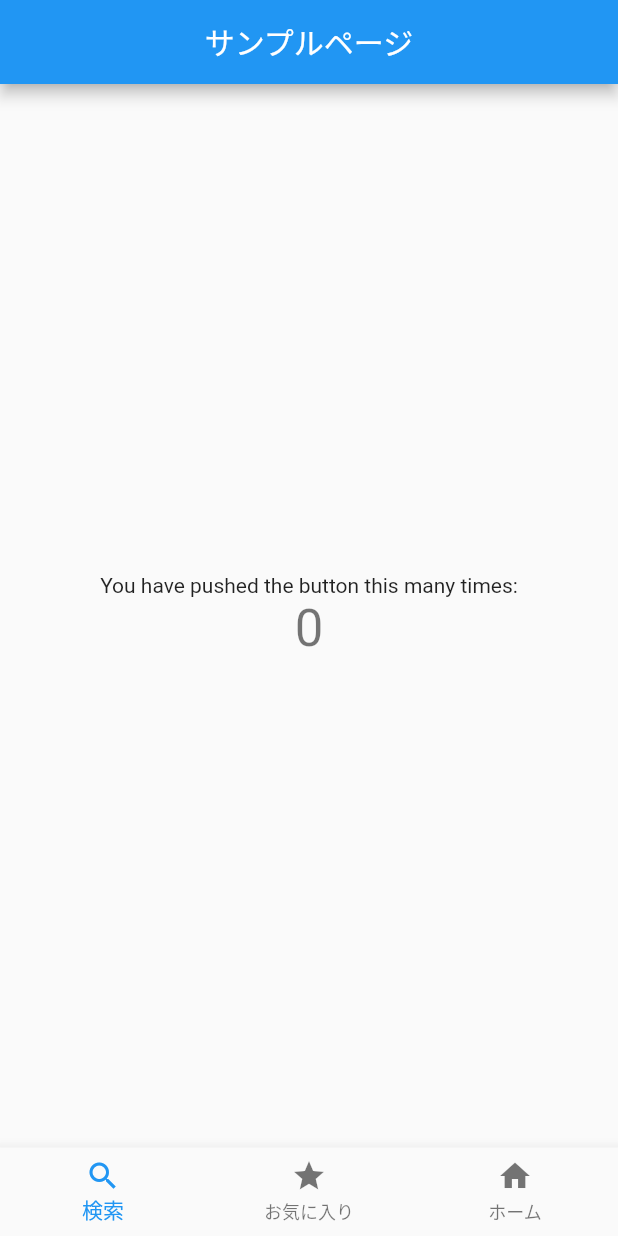
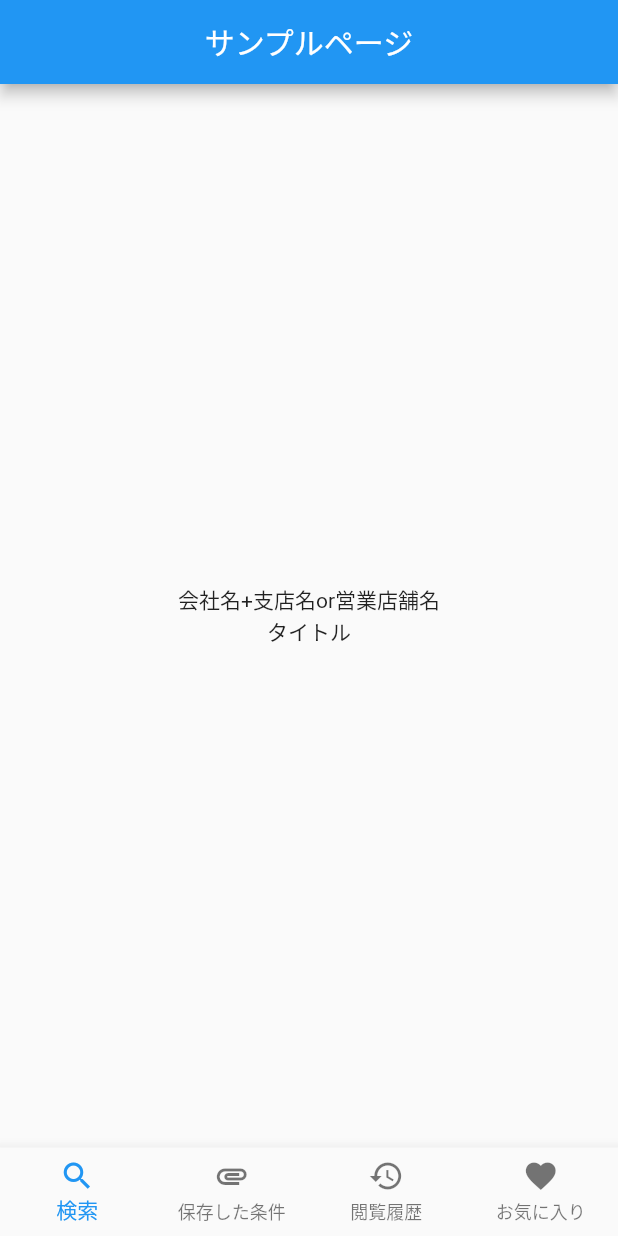
Before and after one commit to kyoF/flutter-prac, a Flutter app: the screen it shows after launch, on a phone screen of 412 x 824 dp. Run offline on Flutter 3.47's test engine with Material 2 defaults, Android fonts, the phone set to English and light mode, and no system bars; our stand-ins replace google_fonts.

Commit message:
とりあえず途中まで終わったのでpush

```diff
--- a/lib/main.dart
+++ b/lib/main.dart
@@ -1,5 +1,6 @@
 import 'package:flutter/material.dart';
 import 'package:hello_world_from_flutter/footer.dart';
+import 'package:google_fonts/google_fonts.dart';
 
 void main() {
   runApp(const MyApp());
@@ -13,8 +14,9 @@ class MyApp extends StatelessWidget {
     return MaterialApp(
       title: 'Flutter Demo',
       theme: ThemeData(
-        primarySwatch: Colors.blue,
-      ),
+          primarySwatch: Colors.blue,
+          textTheme: GoogleFonts.notoSansJavaneseTextTheme(
+              Theme.of(context).textTheme)),
       home: const MyHomePage(title: 'サンプルページ'),
     );
   }
@@ -28,14 +30,6 @@ class MyHomePage extends StatefulWidget {
 }
 
 class _MyHomePageState extends State<MyHomePage> {
-  int _counter = 0;
-
-  void _incrementCounter() {
-    setState(() {
-      _counter++;
-    });
-  }
-
   @override
   Widget build(BuildContext context) {
     return Scaffold(
@@ -44,19 +38,13 @@ class _MyHomePageState extends State<MyHomePage> {
         title: Text(widget.title),
       ),
       body: Center(
-        child: Column(
-          mainAxisAlignment: MainAxisAlignment.center,
-          children: <Widget>[
-            const Text(
-              'You have pushed the button this many times:',
-            ),
-            Text(
-              '$_counter',
-              style: Theme.of(context).textTheme.headline4,
-            ),
-          ],
-        ),
-      ),
+          child: Column(
+        mainAxisAlignment: MainAxisAlignment.center,
+        children: <Widget>[
+          Text('会社名+支店名or営業店舗名'),
+          Text('タイトル'),
+        ],
+      )),
       bottomNavigationBar: Footer(),
     );
   }
--- a/pubspec.yaml
+++ b/pubspec.yaml
@@ -36,6 +36,7 @@ dependencies:
   # The following adds the Cupertino Icons font to your application.
   # Use with the CupertinoIcons class for iOS style icons.
   cupertino_icons: ^1.0.2
+  google_fonts: ^2.3.1
 
 dev_dependencies:
   flutter_test:
```
Also changed, not shown: lib/footer.dart (+21 -5 lines), pubspec.lock.
